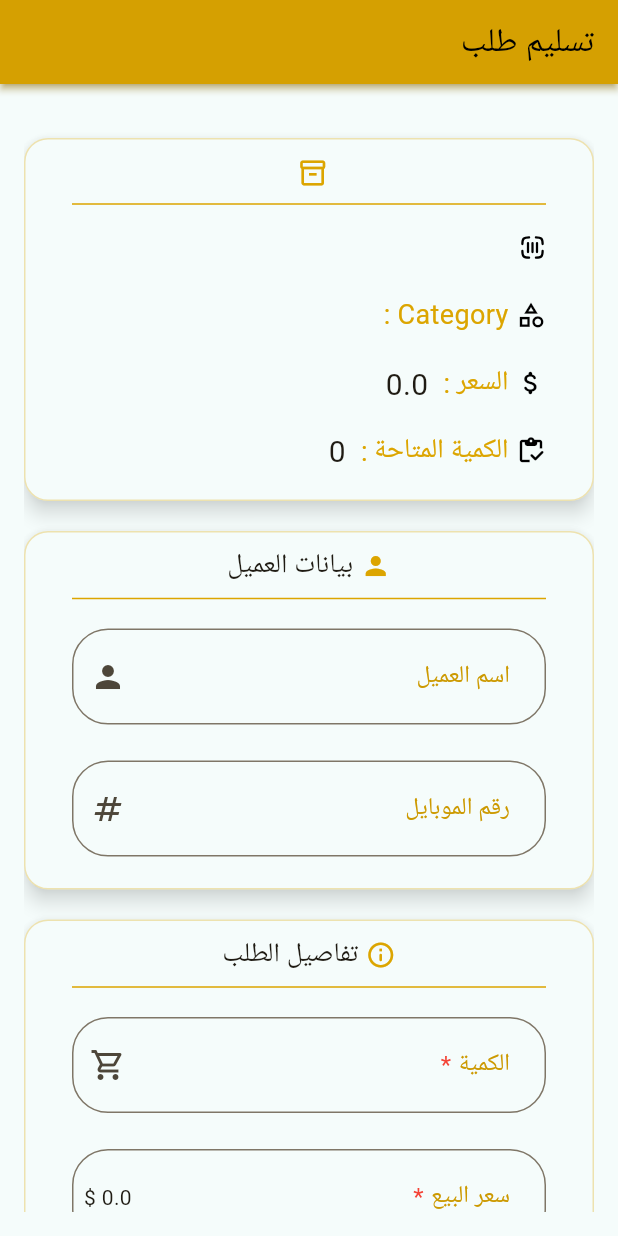
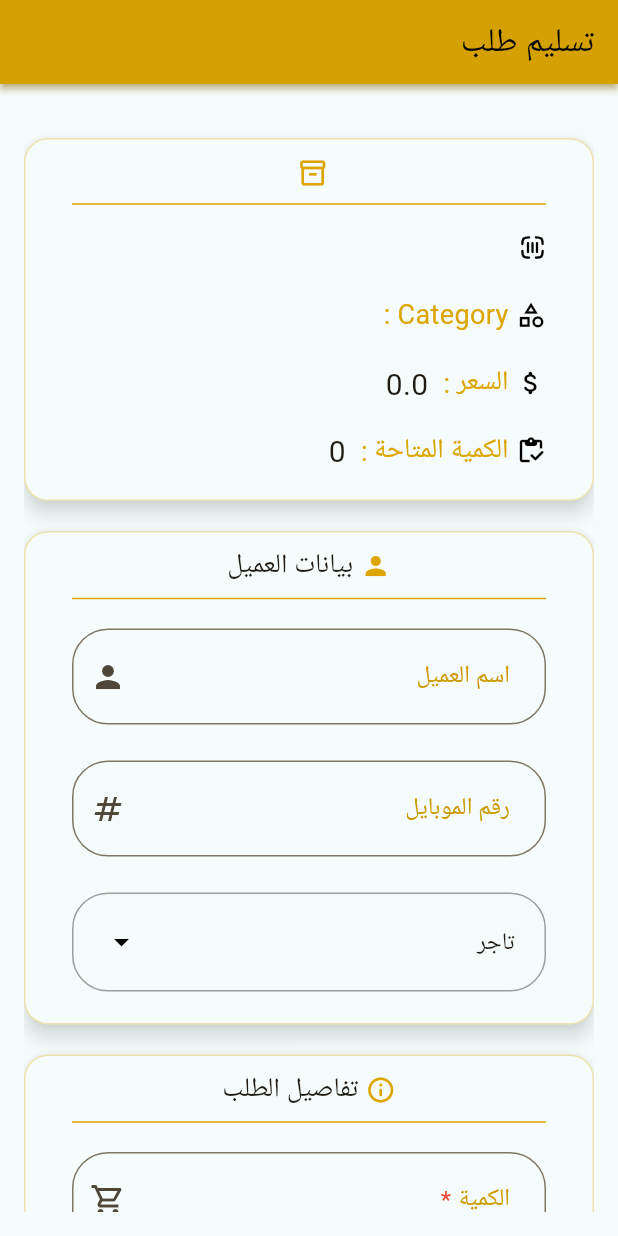
Before and after one commit to ELDemy/inventory_app, a Flutter app: the MakeOrderScreen screen opened directly with empty values, on a phone screen of 412 x 824 dp. Run offline on Flutter 3.47's test engine with Material 3 defaults, Android fonts, the phone set to English and light mode, and no system bars; our stand-ins replace bloc, cloud_firestore, connectivity_plus, firebase_analytics, firebase_auth, firebase_core and 5 more; accounts and stored records are empty.

```diff
--- a/lib/core/components/custom_dropdown_button_form_field.dart
+++ b/lib/core/components/custom_dropdown_button_form_field.dart
@@ -132,6 +132,8 @@ class CategorySelectionField extends StatefulWidget {
   final String? selectedCategory;
   final Function(String) onCategorySelected;
   final Function(String) onNewCategoryAdded;
+  final bool isSearchable;
+  final bool isEditable;
 
   const CategorySelectionField({
     super.key,
@@ -139,6 +141,8 @@ class CategorySelectionField extends StatefulWidget {
     this.selectedCategory,
     required this.onCategorySelected,
     required this.onNewCategoryAdded,
+    this.isSearchable = true,
+    this.isEditable = true,
   });
 
   @override
@@ -260,10 +264,11 @@ class _CategorySelectionFieldState extends State<CategorySelectionField> {
                 borderRadius: BorderRadius.circular(16),
                 border: Border.all(color: Colors.grey.shade300),
               ),
-              constraints: const BoxConstraints(maxHeight: 250),
+              constraints: const BoxConstraints(maxHeight: 170),
               child: Column(
                 children: [
                   // Search Field
+                  if (widget.isSearchable)
                     Padding(
                       padding: const EdgeInsets.all(8.0),
                       child: TextField(
@@ -286,6 +291,7 @@ class _CategorySelectionFieldState extends State<CategorySelectionField> {
                       itemCount: _filteredCategories.length + 1,
                       itemBuilder: (context, index) {
                         if (index == _filteredCategories.length) {
+                          if (!widget.isEditable) return const SizedBox();
                           return ListTile(
                             leading: const Icon(Icons.add),
                             title: const Text('اضافة نوع جديد'),
--- a/lib/core/models/order_model.dart
+++ b/lib/core/models/order_model.dart
@@ -11,10 +11,11 @@ class OrderModel {
   final double price;
   final String? clientName;
   final String? clientPhoneNumber;
+  final String? clientType;
   final DateTime? creationTime;
 
-  OrderModel({
-    this.docId,
+  OrderModel(
+      {this.docId,
       required this.product,
       required this.serialNumbers,
       this.employee,
@@ -23,7 +24,7 @@ class OrderModel {
       required this.quantity,
       required this.price,
       this.creationTime,
-  });
+      this.clientType});
 
   // Factory constructor to create OrderModel from Firestore
   factory OrderModel.fromFirestore(
@@ -40,6 +41,7 @@ class OrderModel {
       employee: data?['employee'],
       clientName: data?['clientName'],
       clientPhoneNumber: data?['clientPhoneNumber'],
+      clientType: data?['clientType'],
       price: data?['price'] ?? 0,
       quantity: data?['quantity'] ?? 0,
       creationTime: data?['creationTime'] is Timestamp
@@ -59,6 +61,7 @@ class OrderModel {
       "quantity": quantity,
       "clientName": clientName,
       "clientPhoneNumber": clientPhoneNumber,
+      "clientType": clientType,
     };
   }
 }
--- a/lib/features/product_management/find_order/presentation/widgets/find_order_content.dart
+++ b/lib/features/product_management/find_order/presentation/widgets/find_order_content.dart
@@ -90,6 +90,11 @@ class FindOrderContent extends StatelessWidget {
             content: orderModel.clientPhoneNumber ?? "--",
             iconData: Icons.numbers_sharp,
           ),
+          CardDetailRow(
+            label: "نوع العميل :",
+            content: orderModel.clientType ?? "--",
+            iconData: Icons.person,
+          ),
         ],
       ),
     );
--- a/lib/features/product_management/make_order/presentation/widgets/make_order_form.dart
+++ b/lib/features/product_management/make_order/presentation/widgets/make_order_form.dart
@@ -1,5 +1,6 @@
 import 'package:flutter/material.dart';
 import 'package:flutter_bloc/flutter_bloc.dart';
+import 'package:inventory_app/core/components/custom_dropdown_button_form_field.dart';
 import 'package:inventory_app/core/components/custom_text_form_field.dart';
 import 'package:inventory_app/core/models/order_model.dart';
 import 'package:inventory_app/core/utils/show_info_util.dart';
@@ -22,6 +23,7 @@ class _MakeOrderFormState extends State<MakeOrderForm> {
   final TextEditingController _clientNumberController = TextEditingController();
   final TextEditingController _qtyController = TextEditingController();
   final TextEditingController _priceController = TextEditingController();
+  ValueNotifier<String> clientType = ValueNotifier('تاجر');
 
   final List<String> barcodes = [];
 
@@ -57,6 +59,21 @@ class _MakeOrderFormState extends State<MakeOrderForm> {
                   controller: _clientNumberController,
                   isNumbersOnly: true,
                 ),
+                ValueListenableBuilder<String>(
+                  valueListenable: clientType,
+                  builder: (context, category, child) {
+                    return CategorySelectionField(
+                      categories: const ['تاجر', 'مصنع', 'مورد'],
+                      isSearchable: false,
+                      isEditable: false,
+                      selectedCategory: category,
+                      onCategorySelected: (category) {
+                        clientType.value = category;
+                      },
+                      onNewCategoryAdded: (newCategory) {},
+                    );
+                  },
+                ),
               ],
             ),
           ),
@@ -85,6 +102,7 @@ class _MakeOrderFormState extends State<MakeOrderForm> {
                       quantity: int.parse(_qtyController.text),
                       clientName: _clientNameController.text,
                       clientPhoneNumber: _clientNumberController.text,
+                      clientType: clientType.value,
                     ),
                   );
                 }
```
Lines whose indentation alone changed are shown as unchanged.
